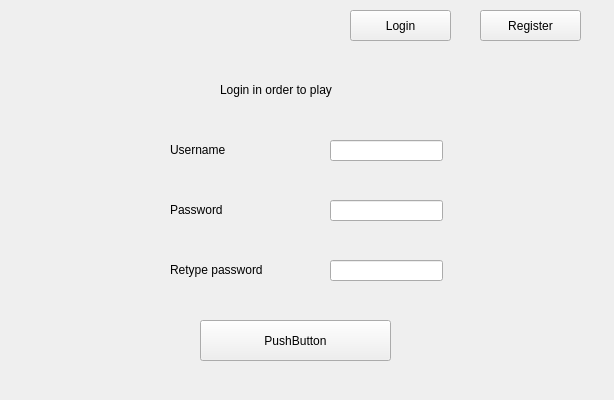
Qt form Client/Client/Client/LoginPage.ui (ElenaLaura366/ProjectModernCpp) before a commit.
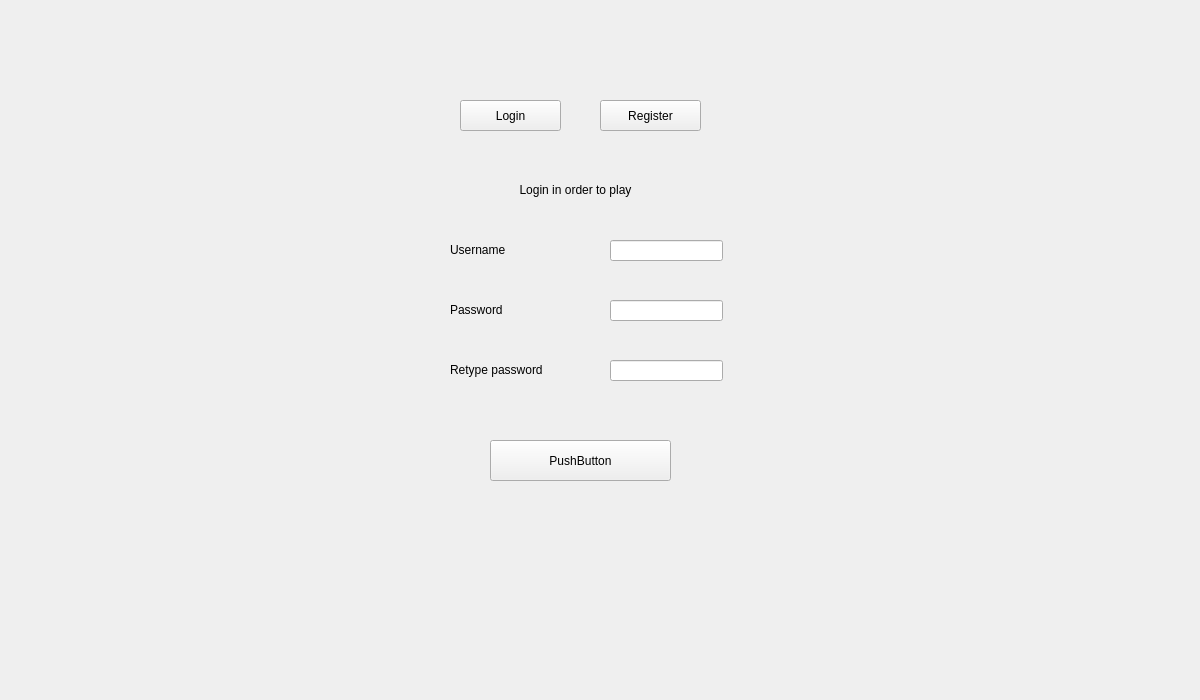
The same form after that commit.

Commit message: Changed ui, made chat scroll to bottom on answer added.

Patch:
```diff
--- a/Client/Client/Client/LoginPage.ui
+++ b/Client/Client/Client/LoginPage.ui
@@ -6,8 +6,8 @@
    <rect>
     <x>0</x>
     <y>0</y>
-    <width>614</width>
-    <height>400</height>
+    <width>1200</width>
+    <height>700</height>
    </rect>
   </property>
   <property name="windowTitle">
@@ -16,8 +16,8 @@
   <widget class="QPushButton" name="btnRegister">
    <property name="geometry">
     <rect>
-     <x>480</x>
-     <y>10</y>
+     <x>600</x>
+     <y>100</y>
      <width>101</width>
      <height>31</height>
     </rect>
@@ -29,8 +29,8 @@
   <widget class="QLabel" name="labelUserame">
    <property name="geometry">
     <rect>
-     <x>170</x>
-     <y>140</y>
+     <x>450</x>
+     <y>240</y>
      <width>111</width>
      <height>20</height>
     </rect>
@@ -42,8 +42,8 @@
   <widget class="QLabel" name="labelPsw">
    <property name="geometry">
     <rect>
-     <x>170</x>
-     <y>200</y>
+     <x>450</x>
+     <y>300</y>
      <width>101</width>
      <height>20</height>
     </rect>
@@ -55,9 +55,9 @@
   <widget class="QPushButton" name="btnProceed">
    <property name="geometry">
     <rect>
-     <x>200</x>
-     <y>320</y>
-     <width>191</width>
+     <x>490</x>
+     <y>440</y>
+     <width>181</width>
      <height>41</height>
     </rect>
    </property>
@@ -68,8 +68,8 @@
   <widget class="QLineEdit" name="inputUsername">
    <property name="geometry">
     <rect>
-     <x>330</x>
-     <y>140</y>
+     <x>610</x>
+     <y>240</y>
      <width>113</width>
      <height>21</height>
     </rect>
@@ -84,8 +84,8 @@
   <widget class="QLineEdit" name="inputPsw">
    <property name="geometry">
     <rect>
-     <x>330</x>
-     <y>200</y>
+     <x>610</x>
+     <y>300</y>
      <width>113</width>
      <height>21</height>
     </rect>
@@ -94,8 +94,8 @@
   <widget class="QPushButton" name="btnLogin">
    <property name="geometry">
     <rect>
-     <x>350</x>
-     <y>10</y>
+     <x>460</x>
+     <y>100</y>
      <width>101</width>
      <height>31</height>
     </rect>
@@ -107,21 +107,24 @@
   <widget class="QLabel" name="title">
    <property name="geometry">
     <rect>
-     <x>220</x>
-     <y>80</y>
-     <width>371</width>
+     <x>500</x>
+     <y>180</y>
+     <width>151</width>
      <height>20</height>
     </rect>
    </property>
    <property name="text">
     <string>Login in order to play</string>
    </property>
+   <property name="alignment">
+    <set>Qt::AlignCenter</set>
+   </property>
   </widget>
   <widget class="QLineEdit" name="inputPswConf">
    <property name="geometry">
     <rect>
-     <x>330</x>
-     <y>260</y>
+     <x>610</x>
+     <y>360</y>
      <width>113</width>
      <height>21</height>
     </rect>
@@ -133,8 +136,8 @@
   <widget class="QLabel" name="labelPswConf">
    <property name="geometry">
     <rect>
-     <x>170</x>
-     <y>260</y>
+     <x>450</x>
+     <y>360</y>
      <width>101</width>
      <height>20</height>
     </rect>
```
The commit also changes 7 other files.
